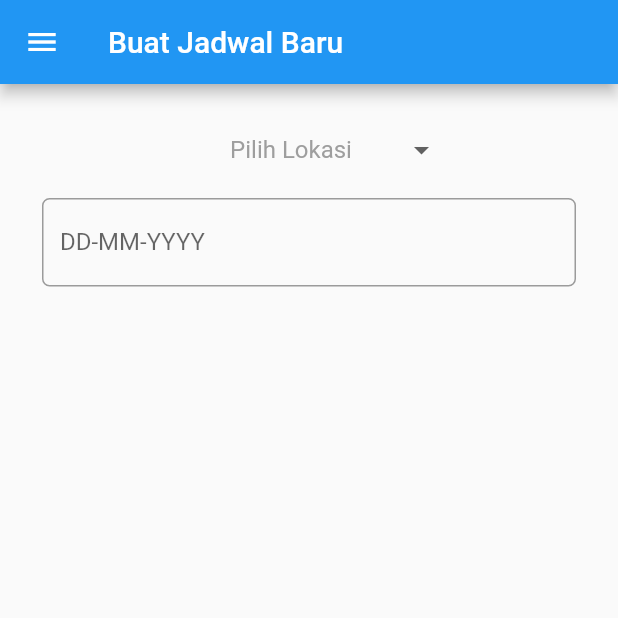
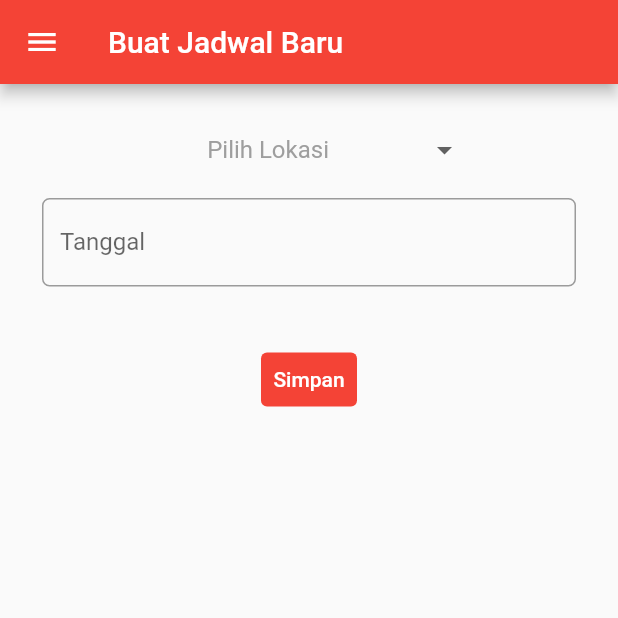
Before and after one commit to vindyzulf/donorin, a Flutter app: the BuatJadwalPage screen opened directly, on a phone screen of 412 x 824 dp, the top half of it. Run offline on Flutter 3.47's test engine with Material 2 defaults, Android fonts, the light colour scheme and no system bars.

Commit message:
benerin event handling

```diff
--- a/lib/jadwal/fetch.dart
+++ b/lib/jadwal/fetch.dart
@@ -3,7 +3,7 @@ import 'dart:convert';
 import 'package:donorin/jadwal/model/history_model.dart';
 
 Future<List<History>> historyFetch() async {
-  var url = Uri.parse('');
+  var url = Uri.parse('http://localhost:8000/');
   var response = await http.get(
     url,
     headers: {
--- a/lib/jadwal/pages/make_jadwal.dart
+++ b/lib/jadwal/pages/make_jadwal.dart
@@ -24,7 +24,7 @@ List<DataJadwal> dataList = [];
 
 class _BuatJadwalPageState extends State<BuatJadwalPage> {
     final _formKey = GlobalKey<FormState>();
-    List<String> listLokasi = ['Lokasi A', 'Lokasi B', 'Lokasi C', 'Lokasi D', 'LOkasi E'];
+    List<String> listLokasi = ['PMI Provinsi DKI Jakarta', 'PMI Kota Jakarta Utara', 'PMI Kota Jakarta Pusat', 'PMI Kota Jakarta Timur', 'PMI Kota Jakarta Barat', 'PMI Kota Jakarta Selatan'];
     String? _lokasi;
     String tanggal = "30-12-2022";
 
@@ -72,8 +72,8 @@ class _BuatJadwalPageState extends State<BuatJadwalPage> {
                                     padding: const EdgeInsets.all(8),
                                     child: TextFormField(
                                         decoration: InputDecoration(
-                                            hintText: 'Tanggal',
-                                            labelText: 'DD-MM-YYYY',
+                                            hintText: 'DD-MM-YYYY (masukkan tanggal yang valid sesuai format)',
+                                            labelText: 'Tanggal',
                                             border: OutlineInputBorder(borderRadius: BorderRadius.circular(5)),
                                             ),
                                             onChanged: (String? value) {
@@ -96,6 +96,51 @@ class _BuatJadwalPageState extends State<BuatJadwalPage> {
                                 ),
 
                                 // TODO: tombol simpan
+                                Container(
+                                    padding: const EdgeInsets.only(top: 30),
+                                    alignment: Alignment.bottomCenter,
+                                    child: TextButton(
+                                    child: const Text(
+                                        'Simpan',
+                                        style: TextStyle(color: Colors.white),
+                                    ),
+                                    style: ButtonStyle(
+                                        backgroundColor: MaterialStateProperty.all(Colors.red),
+                                    ),
+                                        onPressed: () {
+                                        if (_formKey.currentState!.validate()) {
+                                            if (tanggal == null || tanggal == '') {
+                                            showDialog(
+                                                context: context,
+                                                builder: (context) {
+                                                return Dialog(
+                                                    shape: RoundedRectangleBorder(borderRadius: BorderRadius.circular(7)),
+                                                    elevation: 10,
+                                                    child: ListView(
+                                                    padding: const EdgeInsets.symmetric(vertical: 20),
+                                                    shrinkWrap: true,
+                                                    children: <Widget>[
+                                                        const Center(child: Text('Tanggal'),),
+                                                        const SizedBox(height: 25,),
+                                                        TextButton(
+                                                        onPressed: () {
+                                                            Navigator.pop(context);
+                                                        },
+                                                        child: const Text('Buat Jadwal'),
+                                                        ),
+                                                    ],
+                                                ),
+                                            );
+                                            },
+                                        );
+                                        }
+                                        else {
+                                            onPressed(context);
+                                        }
+                                    }
+                                },
+                                    ),
+                                )
                             ]
                         )
                     )
--- a/lib/main.dart
+++ b/lib/main.dart
@@ -23,7 +23,7 @@ class MyApp extends StatelessWidget {
         // or simply save your changes to "hot reload" in a Flutter IDE).
         // Notice that the counter didn't reset back to zero; the application
         // is not restarted.
-        primarySwatch: Colors.blue,
+        primarySwatch: Colors.red,
       ),
       home: const MyHomePage(title: 'Flutter Demo Home Page'),
     );
```
